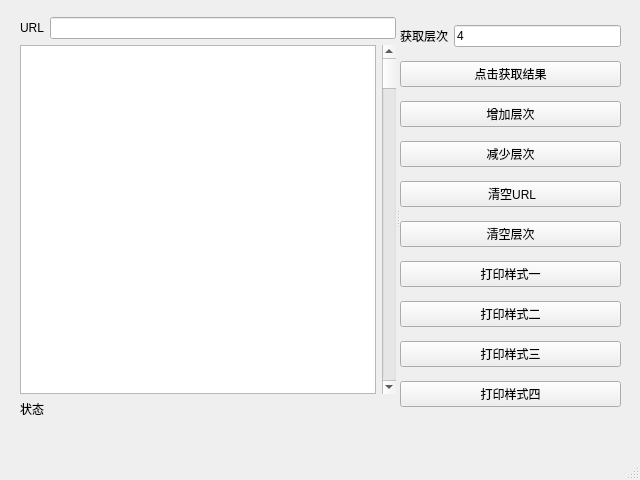
L1nwatch/Mac-Python-3.X, file ATM结果提取工具/demo_atm_result_parse_tool.ui: the form before one commit.
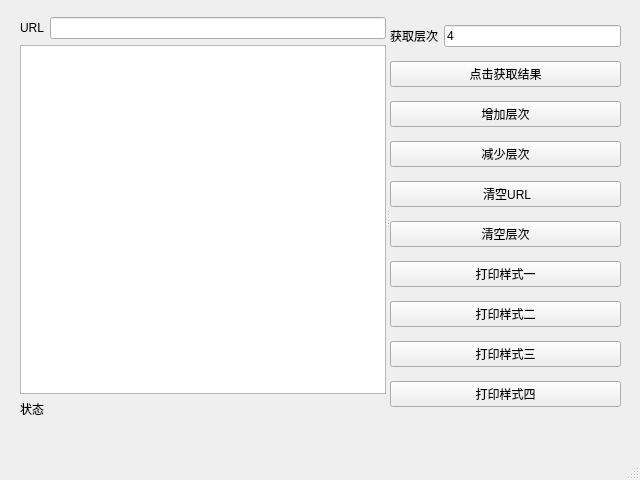
The form after the commit.

Diff of the .ui file:
```diff
--- a/ATM结果提取工具/demo_atm_result_parse_tool.ui
+++ b/ATM结果提取工具/demo_atm_result_parse_tool.ui
@@ -26,7 +26,7 @@
     <property name="orientation">
      <enum>Qt::Horizontal</enum>
     </property>
-    <widget class="QWidget" name="">
+    <widget class="QWidget" name="layoutWidget">
      <layout class="QVBoxLayout" name="verticalLayout_2">
       <item>
        <layout class="QHBoxLayout" name="horizontalLayout">
@@ -47,13 +47,6 @@
         <item>
          <widget class="QPlainTextEdit" name="plainTextEdit"/>
         </item>
-        <item>
-         <widget class="QScrollBar" name="verticalScrollBar">
-          <property name="orientation">
-           <enum>Qt::Vertical</enum>
-          </property>
-         </widget>
-        </item>
        </layout>
       </item>
       <item>
```
Left out of the diff: 10 changed lines with no effect on the pictures.
